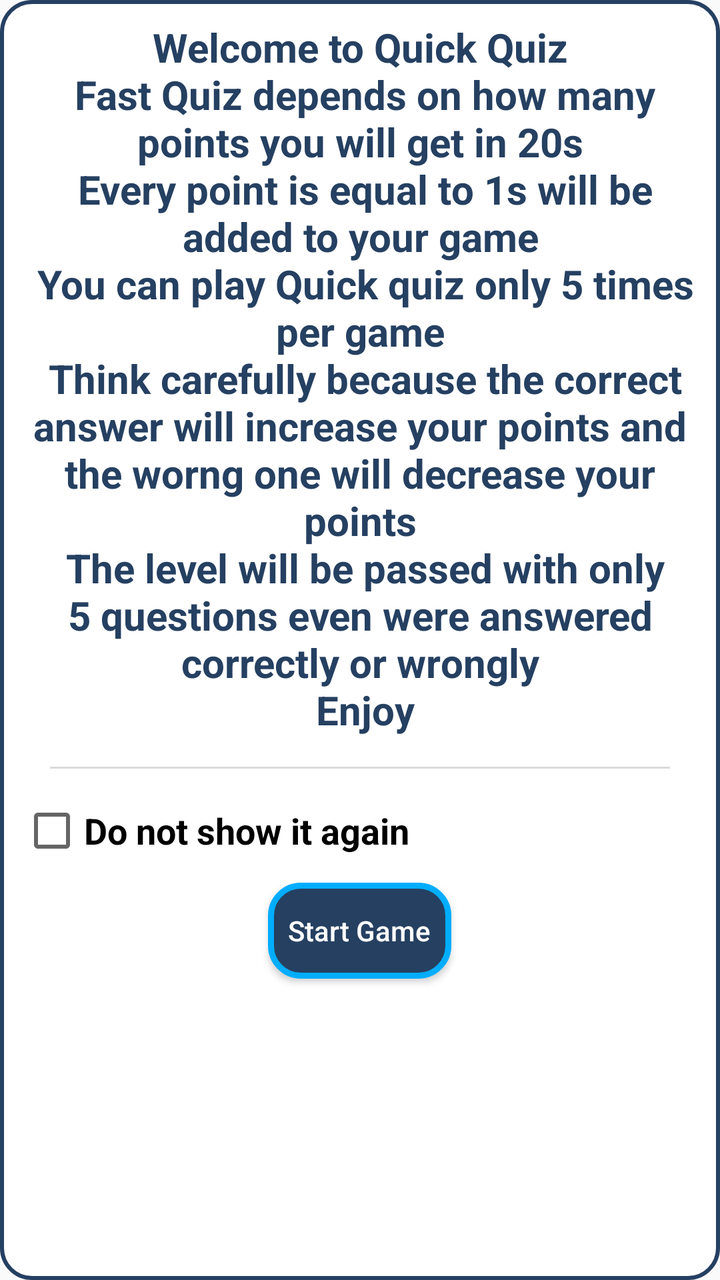
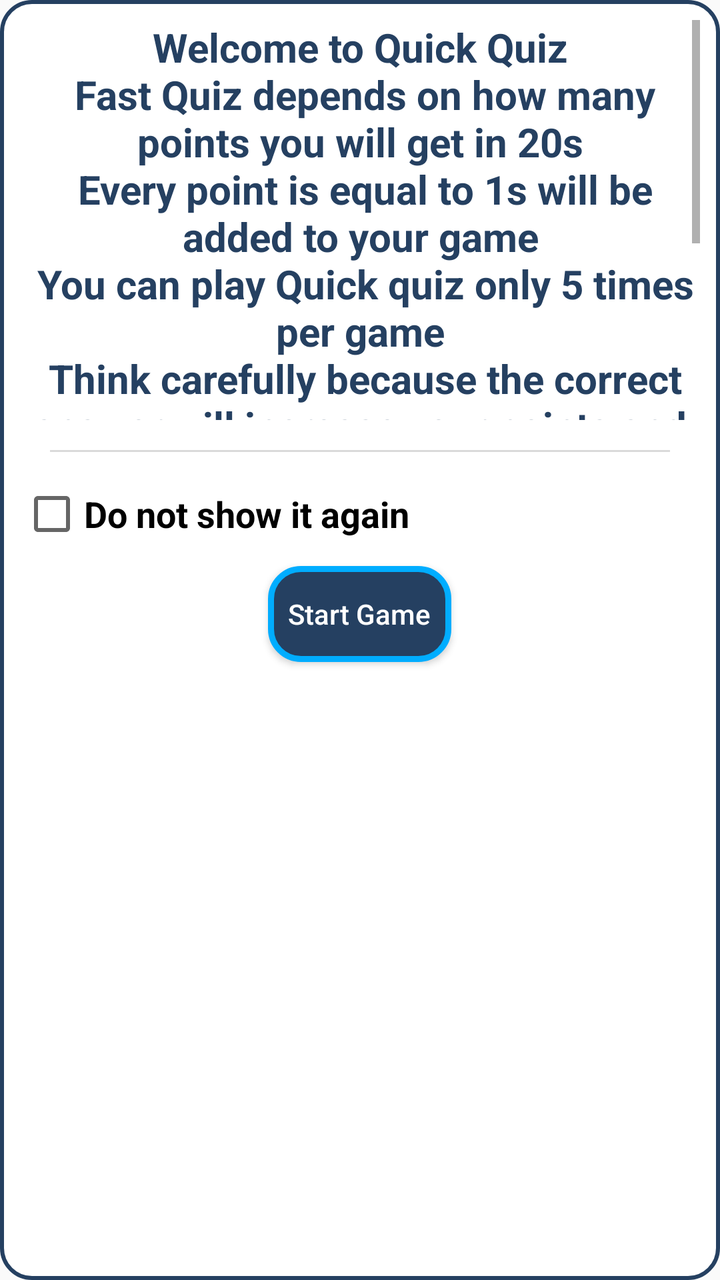

Screens rendered from an Android XML layout before and after an edit, with the pre-edit source and the edit as a unified diff.
<!-- AndroidManifest.xml: application theme AppTheme -->
<!-- res/layout/dialog_quiz_hint.xml -->
<?xml version="1.0" encoding="utf-8"?>
<LinearLayout xmlns:android="http://schemas.android.com/apk/res/android"
    android:layout_width="match_parent"
    android:layout_height="wrap_content"
    android:layout_gravity="center_vertical"
    android:layout_marginStart="15dp"
    android:layout_marginTop="10dp"
    android:layout_marginEnd="15dp"
    android:layout_marginBottom="10dp"
    android:background="@drawable/dialog_background"
    android:orientation="vertical">

    <ScrollView
        android:layout_width="match_parent"
        android:layout_height="wrap_content">

        <LinearLayout
            android:layout_width="match_parent"
            android:layout_height="wrap_content"
            android:orientation="vertical">

            <TextView

                android:layout_width="match_parent"
                android:layout_height="wrap_content"
                android:gravity="center_horizontal"
                android:text="@string/quiz_hint"
                android:textColor="@color/colorPrimaryDark"
                android:textSize="20sp"
                android:textStyle="bold" />

            <View
                android:layout_width="match_parent"
                android:layout_height="1dp"
                android:layout_marginStart="15dp"
                android:layout_marginTop="15dp"
                android:layout_marginEnd="15dp"
                android:layout_marginBottom="15dp"
                android:background="@color/colorGray" />

            <android.support.v7.widget.AppCompatCheckBox
                android:id="@+id/dialog_quiz_cb"
                android:layout_width="wrap_content"
                android:layout_height="wrap_content"
                android:text="@string/quiz_not_show_again"
                android:textSize="18sp"
                android:textStyle="bold" />

            <Button
                android:id="@+id/dialog_quiz_btn_save"
                android:layout_width="wrap_content"
                android:layout_height="wrap_content"
                android:layout_gravity="center_horizontal"
                android:layout_marginTop="10dp"
                android:layout_marginBottom="10dp"
                android:background="@drawable/button_background_two"
                android:text="@string/start"
                android:textAllCaps="false"
                android:textColor="@color/colorWhite" />
        </LinearLayout>
    </ScrollView>
</LinearLayout>
<!-- resources referenced by this layout -->
<resources>
  <color name="colorGray">#dadada</color>
  <color name="colorPrimaryDark">#254061</color>
  <color name="colorWhite">#FFF</color>
  <!-- drawable button_background_two (drawable) -->
  <shape xmlns:android="http://schemas.android.com/apk/res/android">
      <solid
          android:color="@color/dark_one"/>
      <corners
          android:radius="15dp" />
      <padding
          android:left="10dp"
          android:top="10dp"
          android:right="10dp"
          android:bottom="10dp" />
      <stroke
          android:width="3dp"
          android:color="@color/light_more"/>
  </shape>
  <!-- drawable dialog_background (drawable) -->
  <shape xmlns:android="http://schemas.android.com/apk/res/android">
      <solid android:color="@color/colorWhite" />
      <corners android:radius="15dp" />
      <padding
          android:bottom="10dp"
          android:left="10dp"
          android:right="10dp"
          android:top="10dp" />
      <stroke
          android:width="2dp"
          android:color="@color/colorPrimaryDark" />
  </shape>
  <string name="quiz_hint">
          Welcome to Quick Quiz\n
          Fast Quiz depends on how many points you will get in 20s\n
          Every point is equal to 1s will be added to your game\n
          You can play Quick quiz only 5 times per game\n
          Think carefully because the correct answer will increase your points and the worng one will decrease your points\n
          The level will be passed with only 5 questions even were answered correctly or wrongly\n
          Enjoy
      </string>
  <string name="quiz_not_show_again">Do not show it again</string>
  <string name="start">Start Game</string>
  <style name="AppTheme" parent="Theme.AppCompat.Light.DarkActionBar">
          
          <item name="colorPrimary">@color/colorPrimary</item>
          <item name="colorPrimaryDark">@color/colorPrimaryDark</item>
          <item name="colorAccent">@color/colorAccent</item>
      </style>
  <color name="dark_one">#254061</color>
  <color name="light_more">#00adff</color>
  <color name="colorPrimary">#254061</color>
  <color name="colorAccent">#00adff</color>
</resources>

<!-- the commit's change to res/layout/dialog_quiz_hint.xml (unified diff, before → after) -->
@@ -20,10 +20,11 @@
             android:orientation="vertical">
 
             <TextView
-
+                android:id="@+id/dialog_quiz_tv"
                 android:layout_width="match_parent"
-                android:layout_height="wrap_content"
+                android:layout_height="200dp"
                 android:gravity="center_horizontal"
+                android:scrollbars="vertical"
                 android:text="@string/quiz_hint"
                 android:textColor="@color/colorPrimaryDark"
                 android:textSize="20sp"
